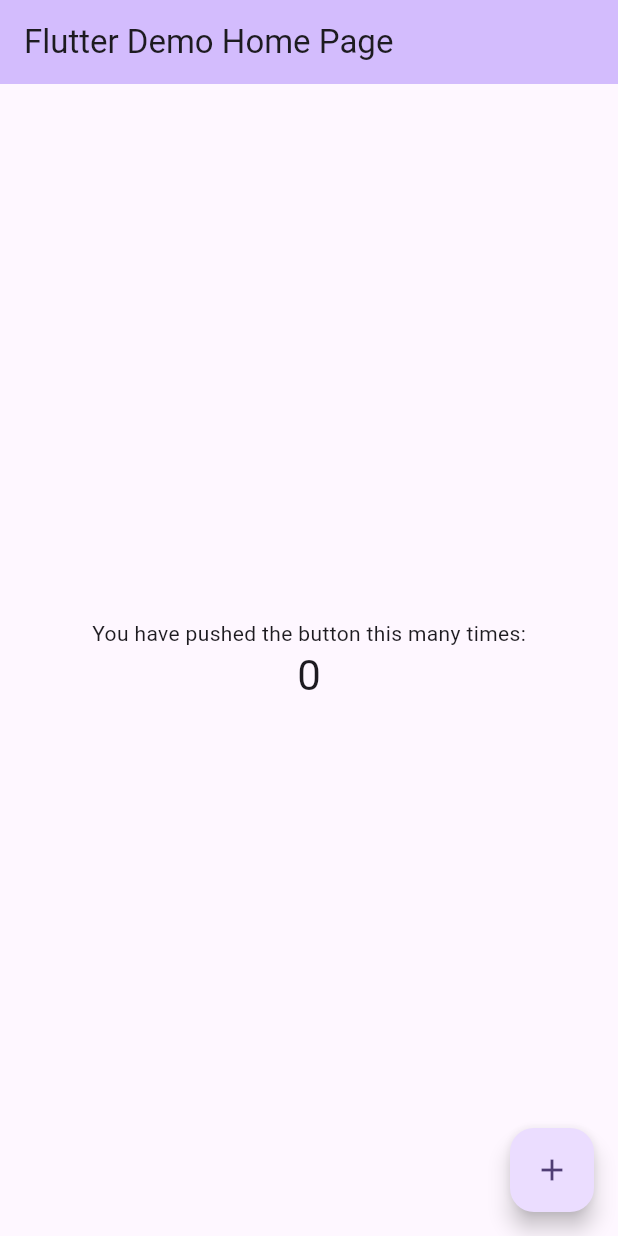
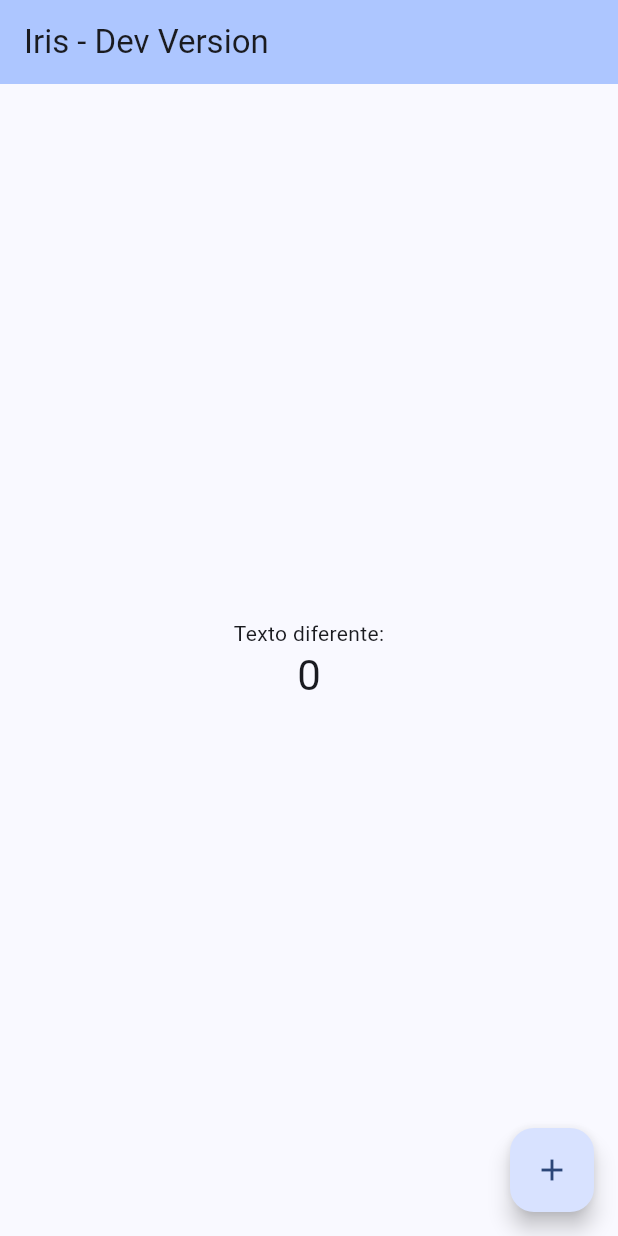
Before and after one commit to paulatalim/Iris, a Flutter app: the screen it shows after launch, on a phone screen of 412 x 824 dp. Run offline on Flutter 3.47's test engine with Material 2 defaults, Android fonts, the light colour scheme and no system bars.

Commit message:
Teste de compilação em celular
Primeiro teste de compilação em dispositivo móvel sem usar emulador

```diff
--- a/lib/main.dart
+++ b/lib/main.dart
@@ -28,10 +28,10 @@ class MyApp extends StatelessWidget {
         //
         // This works for code too, not just values: Most code changes can be
         // tested with just a hot reload.
-        colorScheme: ColorScheme.fromSeed(seedColor: Colors.deepPurple),
+        colorScheme: ColorScheme.fromSeed(seedColor: Colors.blueAccent),
         useMaterial3: true,
       ),
-      home: const MyHomePage(title: 'Flutter Demo Home Page'),
+      home: const MyHomePage(title: 'Iris - Dev Version'),
     );
   }
 }
@@ -106,7 +106,7 @@ class _MyHomePageState extends State<MyHomePage> {
           mainAxisAlignment: MainAxisAlignment.center,
           children: <Widget>[
             const Text(
-              'You have pushed the button this many times:',
+              'Texto diferente:',
             ),
             Text(
               '$_counter',
```
